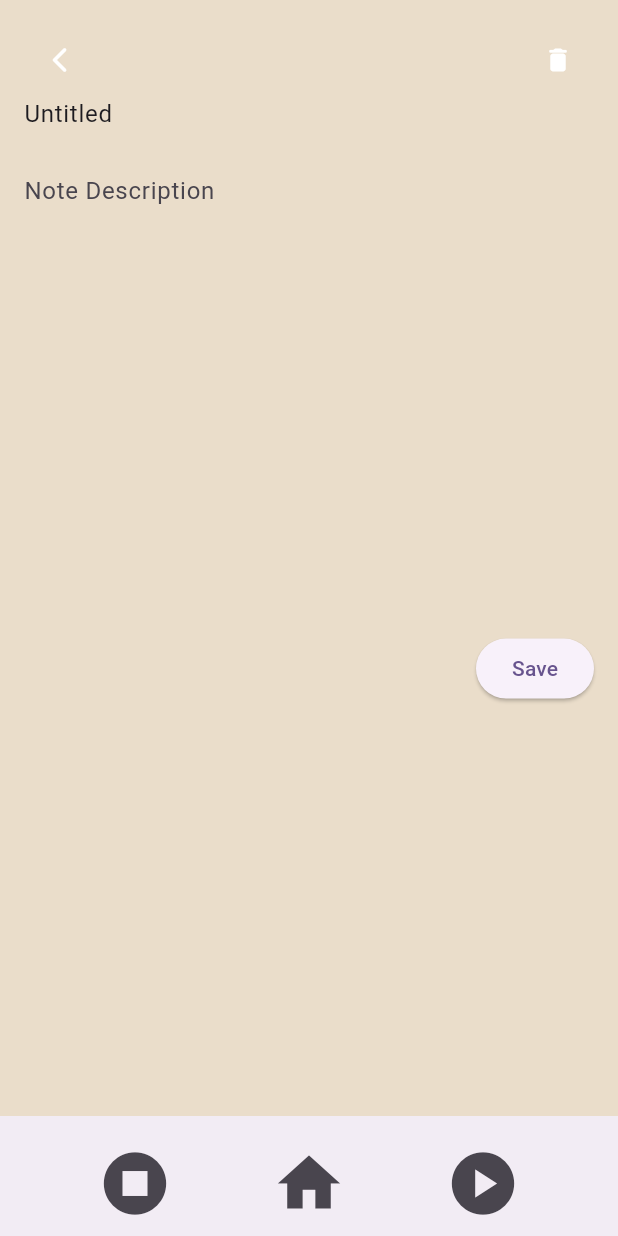
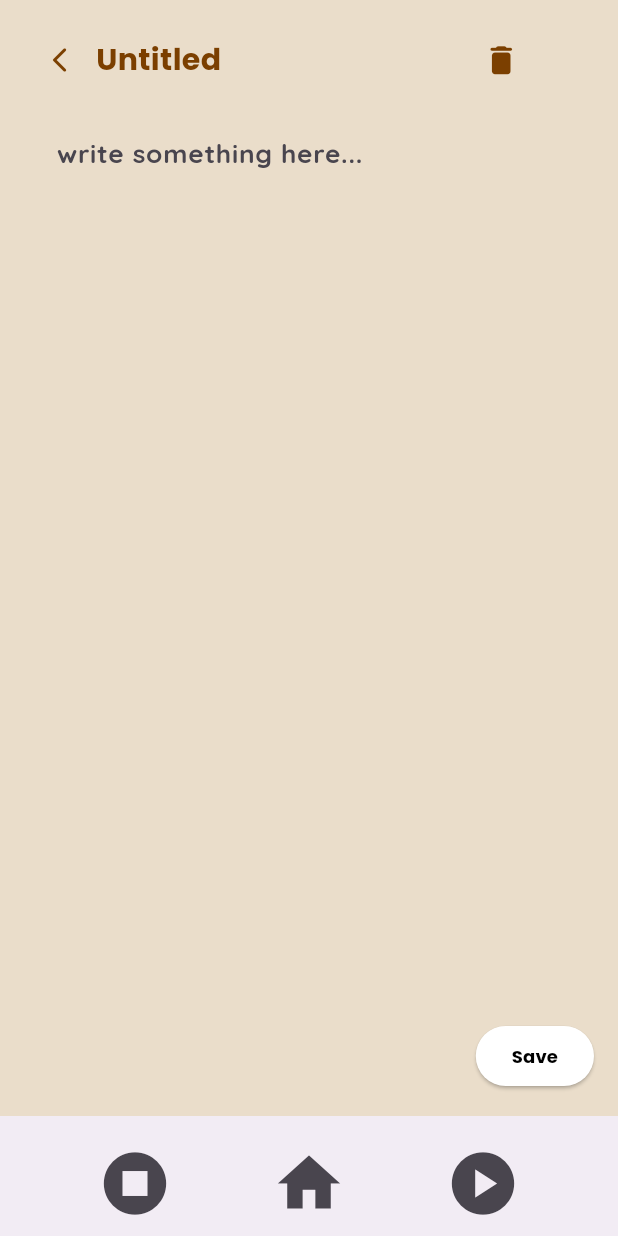
Before and after one commit to walkerhsu/meichu_Google, a Flutter app: the ReadingPage screen opened directly with empty values, on a phone screen of 412 x 824 dp. Run offline on Flutter 3.47's test engine with Material 2 defaults, Android fonts, the phone set to English and light mode, and no system bars; our stand-ins replace firebase_core, get, loading_animation_widget, rflutter_alert; accounts and stored records are empty.

Commit message:
:lipstick: goodgoodUI (#19)

```diff
--- a/gesture_memorize/lib/Components/Text/big_text.dart
+++ b/gesture_memorize/lib/Components/Text/big_text.dart
@@ -5,6 +5,7 @@ class BigText extends StatelessWidget {
   final double size;
   final Color fontColor;
   final FontWeight fontWeight;
+  final int maxlines;
 
   const BigText({
     super.key,
@@ -12,12 +13,13 @@ class BigText extends StatelessWidget {
     this.size = 30.0,
     this.fontColor = const Color.fromARGB(255, 0, 0, 0),
     this.fontWeight = FontWeight.bold,
+    this.maxlines = 1,
   });
 
   @override
   Widget build(BuildContext context) {
     return Text(
-      maxLines: 1,
+      maxLines: maxlines,
       overflow: TextOverflow.ellipsis,
       text,
       style: TextStyle(
--- a/gesture_memorize/lib/Constants/app_color.dart
+++ b/gesture_memorize/lib/Constants/app_color.dart
@@ -5,4 +5,6 @@ class AppColor {
   static const Color primaryColor = Color.fromARGB(255, 70, 130, 180);
   static const Color secondaryColor = Color.fromARGB(255, 218, 160, 109);
   static const Color almond = Color.fromARGB(255, 234, 221, 202);
+  static const Color darkAlmond = Color.fromARGB(255, 149, 69, 53);
+  static const Color chocolate = Color.fromARGB(255,123, 63, 0);
 }
--- a/gesture_memorize/lib/Pages/Note_Page/editing_page.dart
+++ b/gesture_memorize/lib/Pages/Note_Page/editing_page.dart
@@ -129,7 +129,7 @@ class _EditingPageState extends State<EditingPage> {
       });
     }
     return Scaffold(
-      backgroundColor: AppColor.primaryColor,
+      backgroundColor: AppColor.almond,
       body: SafeArea(
         child: Padding(
           padding: const EdgeInsets.all(10.0),
--- a/gesture_memorize/lib/Pages/Note_Page/notes_page.dart
+++ b/gesture_memorize/lib/Pages/Note_Page/notes_page.dart
@@ -160,14 +160,14 @@ class _NotesPageState extends State<NotesPage> {
           ),
         ),
       ),
-      floatingActionButton: FloatingActionButton.extended(
+      floatingActionButton: FloatingActionButton(
         onPressed: () {
           onAddNewNotePressed();
           // Navigator.push(context,
           //     MaterialPageRoute(builder: ((context) => EditingPage())));
         },
-        label: const Text('Add'),
-        icon: const Icon(Icons.add),
+        child: const Icon(Icons.edit),
+        backgroundColor: AppColor.almond,
       ),
       bottomNavigationBar: BottomNavigation(reload: reload, root: "NotesPage"),
     );
--- a/gesture_memorize/lib/Pages/Note_Page/reading_page.dart
+++ b/gesture_memorize/lib/Pages/Note_Page/reading_page.dart
@@ -1,5 +1,7 @@
 import 'package:flutter/material.dart';
 import 'package:gesture_memorize/Components/Navigators/bottom_navigation.dart';
+import 'package:gesture_memorize/Components/Text/big_text.dart';
+import 'package:gesture_memorize/Components/Text/small_text.dart';
 import 'package:gesture_memorize/Constants/app_color.dart';
 import 'package:gesture_memorize/global.dart';
 import 'package:gesture_memorize/Infomations/note_card_info.dart';
@@ -55,7 +57,9 @@ class _ReadingPageState extends State<ReadingPage> {
 
   @override
   Widget build(BuildContext context) {
-    // print(MediaQuery.of(context).size.width);
+    final double screenHeight = MediaQuery.of(context).size.height;
+    final double screenWidth = MediaQuery.of(context).size.width;
+
     if (playing && actions.isEmpty) {
       playing = false;
       reload();
@@ -67,11 +71,11 @@ class _ReadingPageState extends State<ReadingPage> {
           widget.reload();
         } else if (actions[0]["name"] == "ReturnHome") {
           onReturnHomePressed(context);
-        } if (actions[0]["name"] == "ArrowBack") {
+        }
+        if (actions[0]["name"] == "ArrowBack") {
           onArrowBackPressed();
         }
         //NOTE - add any gestures here if needed
-
       });
     }
 
@@ -84,32 +88,36 @@ class _ReadingPageState extends State<ReadingPage> {
             mainAxisAlignment: MainAxisAlignment.start,
             // crossAxisAlignment: CrossAxisAlignment.start,
             children: [
-              Row(children: [
+              SizedBox(
+                width: screenWidth,
+                child: Row(children: [
                   IconButton(
                     iconSize: 20,
                     icon: const Icon(
                       Icons.arrow_back_ios_rounded,
-                    color: Colors.white,
+                      color: AppColor.chocolate,
                     ),
                     onPressed: () {
                       onArrowBackPressed();
                       // Navigator.pop(context);
                     },
                   ),
-                // const Icon(Icons.notes_rounded, color: Colors.white),
+                  Flexible(
+                    child: BigText(
+                        maxlines:1,
+                        text:
+                            (widget.contents == "") ? "Untitled" : widget.contents,
+                        fontColor: AppColor.chocolate,
+                        size: 20.0),
+                  ),
 
-                // BigText(
-                //     text: widget.title,
-                //     fontColor: Colors.white,
-                //     size: 20.0),
-
-                // const Icon(Icons.notes_rounded, color: Colors.white),
-                Expanded(child: Container()),
+                  const Spacer(),
+                  SizedBox(width: screenWidth/10),
                   IconButton(
-                  iconSize: 20,
+                    iconSize: 25,
                     icon: const Icon(
                       Icons.delete_rounded,
-                    color: Colors.white,
+                      color: AppColor.chocolate,
                     ),
                     onPressed: () async {
                       await NoteCardInfo.deleteData(widget.date)
@@ -117,34 +125,44 @@ class _ReadingPageState extends State<ReadingPage> {
                     },
                   ),
                 ]),
-              // SmallText(
-              //   text: widget.contents,
-              //   fontColor: Colors.white,
-              // )
-              Flexible(
+              ),
+
+              SizedBox(
+                height: MediaQuery.of(context).size.height / 50,
+              ),
+              Padding(
+                padding: const EdgeInsets.all(8.0),
+                child: Row(
+                  children: [
+                    SizedBox(width: screenWidth / 30),
+                    SizedBox(
+                      width: screenWidth * 0.8,
                       child: Container(
                         padding: EdgeInsets.only(
                             right: MediaQuery.of(context).size.width / 30),
                         child: TextField(
-                    controller: _titlecontroller,
-                    decoration: const InputDecoration.collapsed(hintText: "a"),
-                  ),
-
-                  // BigText(
-                  //     text: widget.title,
-                  //     fontColor: Colors.white,
-                  //     size: 20.0),
-                ),
-              ),
-              SizedBox(
-                height: MediaQuery.of(context).size.height / 30,
-              ),
-              TextField(
                           controller: _contentcontroller,
+                          onChanged: (value) async {
+                            await NoteCardInfo.editData(
+                                widget.date,
+                                _contentcontroller.text,
+                                _contentcontroller.text);
+                            reload();
+                          },
                           keyboardType: TextInputType.multiline,
                           maxLines: null,
                           decoration: const InputDecoration.collapsed(
-                  hintText: 'Note Description',
+                            hintText: 'write something here...',
+                          ),
+                          style: const TextStyle(
+                            fontFamily: "Quicksand",
+                            fontSize: 17.5,
+                            color: AppColor.chocolate,
+                          ),
+                        ),
+                      ),
+                    ),
+                  ],
                 ),
               ),
               Expanded(child: Container()),
@@ -154,10 +172,14 @@ class _ReadingPageState extends State<ReadingPage> {
                   ElevatedButton(
                     onPressed: () async {
                       await NoteCardInfo.editData(widget.date,
-                              _titlecontroller.text, _contentcontroller.text)
+                              _contentcontroller.text, _contentcontroller.text)
                           .then((value) => Navigator.pop(context));
                     },
-                    child: const Text('Save'),
+                    child: const SmallText(text:'Save', fontWeight: FontWeight.bold,),
+                    style: ElevatedButton.styleFrom(
+                      backgroundColor: Color.fromARGB(255, 255, 255, 255),
+
+                    ),
                   ),
                 ],
               ),
--- a/gesture_memorize/lib/main.dart
+++ b/gesture_memorize/lib/main.dart
@@ -19,7 +19,7 @@ Future<void> main() async {
   initTime = DateFormat("yyyy-MM-dd HH:mm").format(DateTime.now());
   lastclaimtime =
       DateFormat("yyyy-MM-dd HH:mm:ss").format(DateTime.now()).toString();
-  count = 0;
+  int count = 0;
   runApp(const MyApp());
 }
 
--- a/gesture_memorize/pubspec.yaml
+++ b/gesture_memorize/pubspec.yaml
@@ -44,6 +44,7 @@ dependencies:
     get: ^4.6.6
     video_player: ^2.7.2
     loading_animation_widget: ^1.2.0+4
+    icon_forest: ^1.1.8
 
 
 dev_dependencies:
```
Also changed, not shown: gesture_memorize/lib/Pages/Chat_Page/chat_page.dart (+14 -50 lines), gesture_memorize/lib/Pages/Note_Page/notes_card.dart (+23 -13 lines), gesture_memorize/pubspec.lock. Lines whose indentation alone changed are shown as unchanged.
